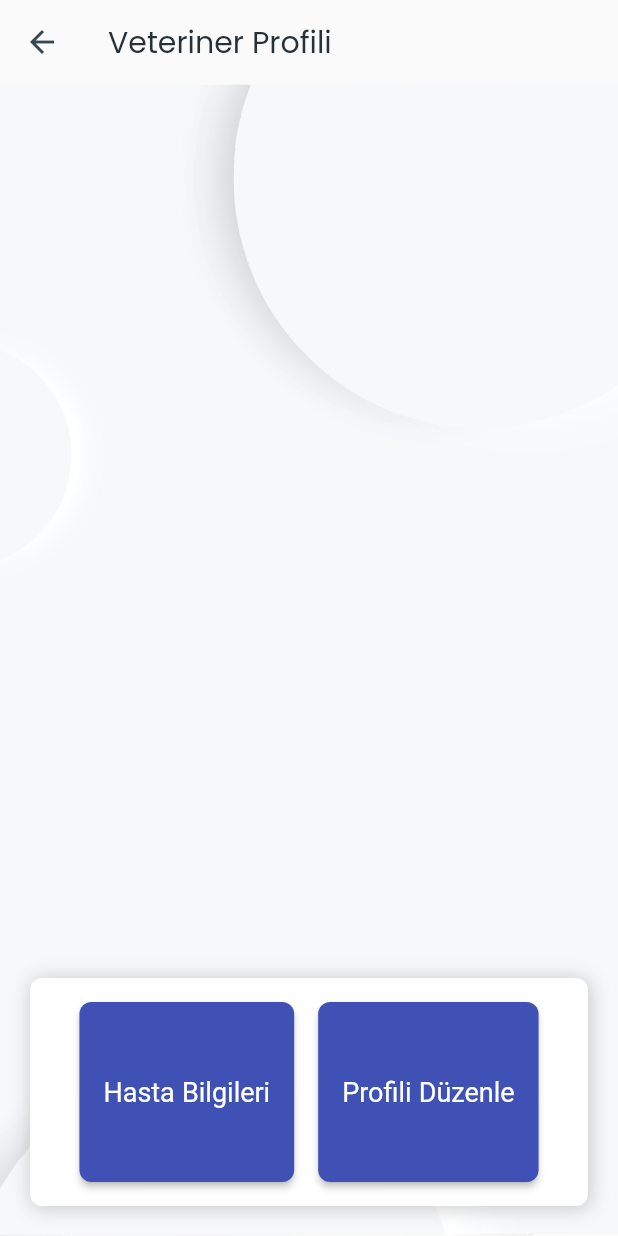
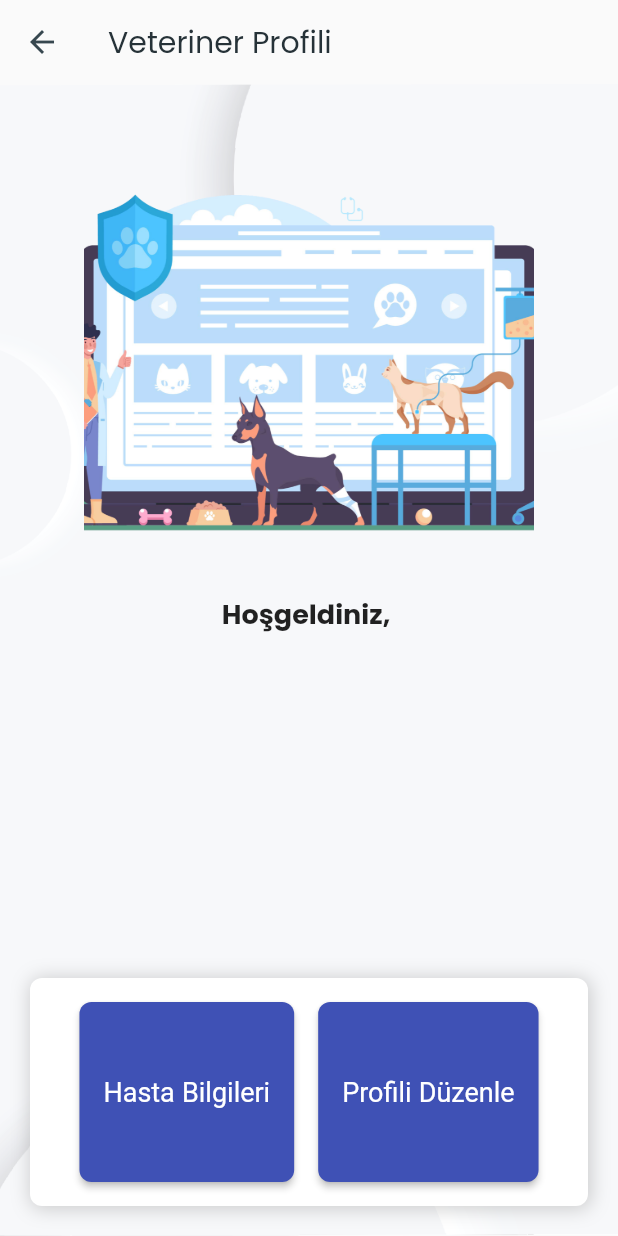
Before and after one commit to ElanurToptas/ANTHELION, a Flutter app: the ProfilePage screen opened directly, on a phone screen of 412 x 824 dp. Run offline on Flutter 3.47's test engine with Material 2 defaults, Android fonts, the phone set to English and light mode, and no system bars; our stand-ins replace cloud_firestore, file_picker, firebase_auth, firebase_core, firebase_storage, flutter_heatmap_calendar and 5 more; missing offline and left inert: flutter_pdfview; accounts and stored records are empty; network calls fail.

Commit message:
minor_changes

```diff
--- a/lib/vet_pages/vet._main.dart
+++ b/lib/vet_pages/vet._main.dart
@@ -1,3 +1,4 @@
+import 'package:firebase_auth/firebase_auth.dart';
 import 'package:flutter/material.dart';
 import 'package:petcare/tasarim_UI/tema.dart';
 import 'package:petcare/vet_pages/animal/lab_results.dart';
@@ -7,6 +8,8 @@ import 'package:petcare/vet_pages/animal/vet._animal.dart';
 import 'package:cloud_firestore/cloud_firestore.dart';
 import 'package:petcare/vet_pages/animal/disease_diagnosis.dart';
 import 'package:petcare/vet_pages/animal/vaccines.dart';
+import 'package:firebase_storage/firebase_storage.dart';
+import 'package:cloud_firestore/cloud_firestore.dart';
 
 class ButtonStyles {
   static final elevatedButtonStyle = ElevatedButton.styleFrom(
@@ -240,31 +243,163 @@ class EditAnimalPage extends StatelessWidget {
   }
 }
 
-class ProfilePage extends StatelessWidget {
+final FirebaseStorage _storage = FirebaseStorage.instance;
+
+class ProfilePage extends StatefulWidget {
   const ProfilePage({Key? key}) : super(key: key);
+
+  @override
+  _ProfilePageState createState() => _ProfilePageState();
+}
+
+class _ProfilePageState extends State<ProfilePage>
+    with SingleTickerProviderStateMixin {
+  late AnimationController _animationController;
+  late Animation<double> _scaleAnimation;
+
+  @override
+  void initState() {
+    _animationController = AnimationController(
+      vsync: this,
+      duration: const Duration(milliseconds: 800),
+    );
+    _scaleAnimation = Tween<double>(begin: 0.5, end: 1.0).animate(
+      CurvedAnimation(
+        parent: _animationController,
+        curve: Curves.easeInOut,
+      ),
+    );
+    _animationController.forward();
+    super.initState();
+  }
+
+  @override
+  void dispose() {
+    _animationController.dispose();
+    super.dispose();
+  }
+
+  Future<String?> _getVeterinarianProfilePictureUrl(
+      String veterinarianUid) async {
+    try {
+      final ref = _storage
+          .ref()
+          .child('profile_picture/${veterinarianUid}_profile_image.jpg');
+      final url = await ref.getDownloadURL();
+      return url;
+    } catch (e) {
+      print(
+          'Error getting profile picture URL for veterinarian $veterinarianUid: $e');
+      return null;
+    }
+  }
+
+  Future<String?> _getVeterinarianName(String veterinarianUid) async {
+    final vetSnapshot = await FirebaseFirestore.instance
+        .collection('Veterinarians')
+        .doc(veterinarianUid)
+        .get();
+    if (vetSnapshot.exists) {
+      final data = vetSnapshot.data();
+      final name = data?['name'] ?? '';
+      return name;
+    }
+    return null;
+  }
+
+  Future<String?> _getVeterinarianUid() async {
+    final currentUser = FirebaseAuth.instance.currentUser;
+    if (currentUser != null) {
+      final uid = currentUser.uid;
+      final vetSnapshot = await FirebaseFirestore.instance
+          .collection('Veterinarians')
+          .doc(uid)
+          .get();
+      if (vetSnapshot.exists) {
+        return uid;
+      }
+    }
+    return null;
+  }
 
   @override
   Widget build(BuildContext context) {
     return Scaffold(
-        body: Scaffold(
       appBar: AppBar(
         title: Text('Veteriner Profili'),
       ),
-      body: Container(
+      body: FutureBuilder<String?>(
+        future: _getVeterinarianUid(),
+        builder: (context, uidSnapshot) {
+          if (uidSnapshot.connectionState == ConnectionState.waiting) {
+            return Center(child: CircularProgressIndicator());
+          }
+          final veterinarianUid = uidSnapshot.data;
+          return FutureBuilder<String?>(
+            future: _getVeterinarianProfilePictureUrl(veterinarianUid!),
+            builder: (context, snapshot) {
+              if (snapshot.connectionState == ConnectionState.waiting) {
+                return Center(child: CircularProgressIndicator());
+              }
+              if (snapshot.hasError) {
+                return Center(child: Text('Error: ${snapshot.error}'));
+              }
+              final imageUrl = snapshot.data;
+              return FutureBuilder<String?>(
+                future: _getVeterinarianName(veterinarianUid),
+                builder: (context, nameSnapshot) {
+                  if (nameSnapshot.connectionState == ConnectionState.waiting) {
+                    return Center(child: CircularProgressIndicator());
+                  }
+                  final veterinarianName = nameSnapshot.data;
+                  return Container(
                     decoration: BoxDecoration(
                       image: DecorationImage(
                         image: AssetImage('asset/ArkaPlan/Arka Plan.png'),
                         fit: BoxFit.cover,
                       ),
                     ),
-        child: Center(
                     child: Column(
                       children: [
+                        SizedBox(height: 20),
+                        AnimatedBuilder(
+                          animation: _animationController,
+                          builder: (context, child) {
+                            return Transform.scale(
+                              scale: _scaleAnimation.value,
+                              child: Container(
+                                width: 300,
+                                height: 300,
+                                decoration: BoxDecoration(
+                                  shape: BoxShape.rectangle,
+                                  borderRadius: BorderRadius.circular(8),
+                                  image: DecorationImage(
+                                    image: imageUrl != null
+                                        ? NetworkImage(imageUrl)
+                                        : AssetImage(
+                                                'asset/Kullanıcı/vet bilgi.png')
+                                            as ImageProvider<Object>,
+                                    fit: BoxFit.cover,
+                                  ),
+                                ),
+                              ),
+                            );
+                          },
+                        ),
+                        SizedBox(height: 20),
+                        Text(
+                          'Hoşgeldiniz, $veterinarianName',
+                          style: TextStyle(
+                            fontSize: 18,
+                            fontWeight: FontWeight.bold,
+                          ),
+                        ),
                         Expanded(
                           child: Container(),
                         ),
                         Padding(
-                padding: EdgeInsets.symmetric(vertical: 20, horizontal: 20),
+                          padding: EdgeInsets.symmetric(
+                              vertical: 20, horizontal: 20),
                           child: Container(
                             padding: EdgeInsets.all(16),
                             decoration: BoxDecoration(
@@ -313,8 +448,13 @@ class ProfilePage extends StatelessWidget {
                         ),
                       ],
                     ),
+                  );
+                },
+              );
+            },
+          );
+        },
       ),
-      ),
-    ));
+    );
   }
 }
```
Lines whose indentation alone changed are shown as unchanged.
